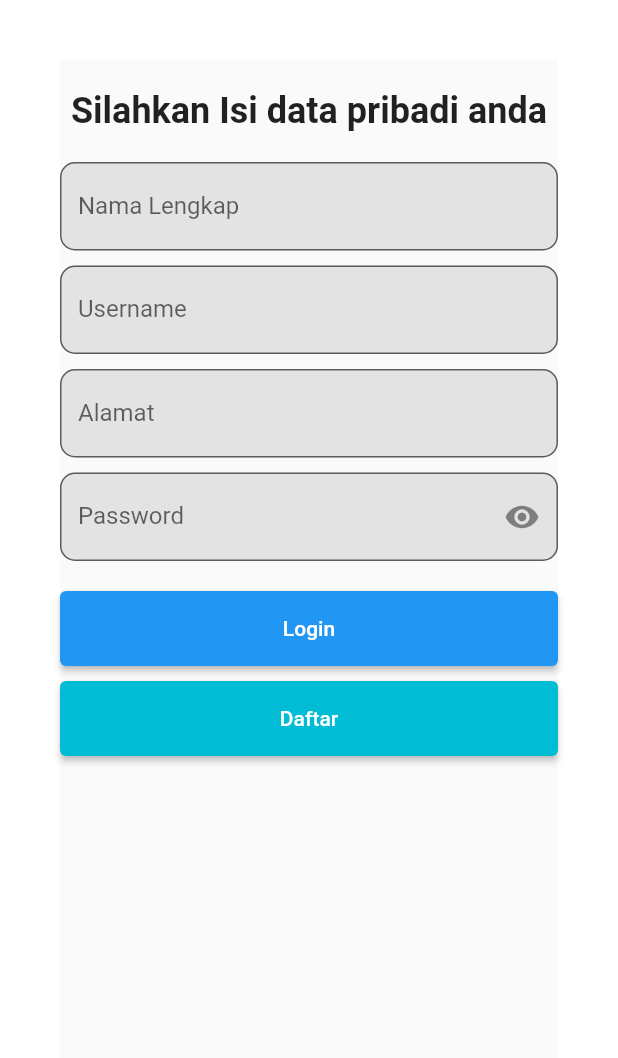
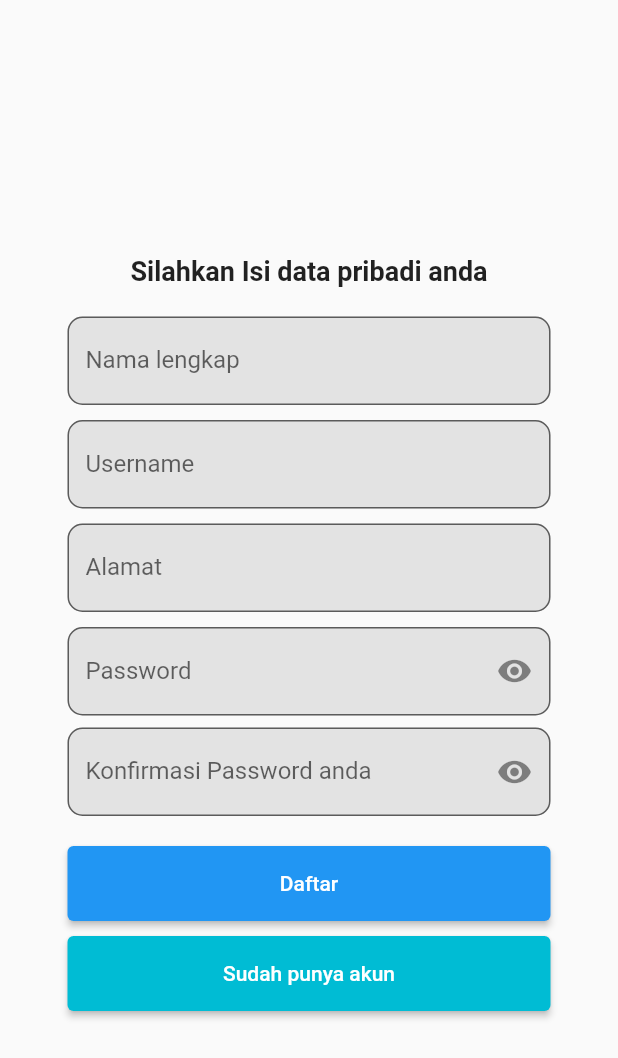
Before and after one commit to tiasMardiansyah/foodXYZ-Flutter, a Flutter app: the screen it shows after launch, after a tap on "Login", after a tap on "Daftar", on a phone screen of 412 x 824 dp. Shown: the top 1058 px of the screen. Run offline on Flutter 3.47's test engine with Material 2 defaults, Android fonts, the phone set to English and light mode, and no system bars.

Commit message:
commit on 'master'

```diff
--- /dev/null
+++ b/lib/app.dart
@@ -0,0 +1,13 @@
+import 'package:flutter/material.dart';
+import 'package:food_xyz_project/app/auth/screens/login.screen.dart';
+
+class MyApp extends StatelessWidget {
+  const MyApp({super.key});
+
+  @override
+  Widget build(BuildContext context) {
+    return const MaterialApp(
+      home:LoginScreen(),
+    );
+  }
+}
--- /dev/null
+++ b/lib/app/auth/screens/daftar.screen.dart
@@ -0,0 +1,133 @@
+import 'package:flutter/material.dart';
+import 'package:food_xyz_project/app/auth/widgets/custom_password_form.widget.dart';
+import 'package:food_xyz_project/app/auth/widgets/custom_text_form.widget.dart';
+
+class DaftarScreen extends StatelessWidget {
+  const DaftarScreen({super.key});
+
+  @override
+  Widget build(context) {
+    return const Scaffold(
+      body: Center(
+        child: Padding(
+          padding: EdgeInsets.all(45),
+          child: SingleChildScrollView(
+            child: FormHandler(),
+          ),
+        ),
+      ),
+    );
+  }
+}
+
+class FormHandler extends StatefulWidget {
+  const FormHandler({super.key});
+
+  @override
+  State<FormHandler> createState() => _FormHandlerState();
+}
+
+class _FormHandlerState extends State<FormHandler> {
+  final GlobalKey<FormState> _daftarFormKey = GlobalKey<FormState>();
+  final namaLengkapController = TextEditingController();
+  final usernameController = TextEditingController();
+  final alamatController = TextEditingController();
+  final passwordController = TextEditingController();
+  final passwordConfirmationController = TextEditingController();
+
+  @override
+  void dispose() {
+    namaLengkapController.dispose();
+    usernameController.dispose();
+    alamatController.dispose();
+    passwordController.dispose();
+    passwordConfirmationController.dispose();
+    super.dispose();
+  }
+
+
+  @override
+  Widget build(context) {
+    return Form(
+      key: _daftarFormKey,
+      child: Column(
+        children: [
+          const Padding(
+            padding: EdgeInsets.only(top: 20.0, bottom: 20.0),
+            child: Text(
+              'Silahkan Isi data pribadi anda',
+              style: TextStyle(
+                fontSize: 18,
+                fontWeight: FontWeight.bold,
+              ),
+            ),
+          ),
+          Padding(
+            padding: const EdgeInsets.only(bottom: 10.0),
+            child: CustomTextFormField(
+              displayText: 'Nama lengkap',
+              errorMessage: 'Nama lengkap harus diisi',
+              controller: namaLengkapController,
+            ),
+          ),
+          Padding(
+            padding: const EdgeInsets.only(bottom: 10.0),
+            child: CustomTextFormField(
+              displayText: 'Username',
+              errorMessage: 'Username harus diisi',
+              controller: namaLengkapController,
+            ),
+          ),
+          Padding(
+            padding: const EdgeInsets.only(bottom: 10.0),
+            child: CustomTextFormField(
+              displayText: 'Alamat',
+              errorMessage: 'Alamat harus diisi',
+              controller: alamatController,
+            ),
+          ),
+          Padding(
+            padding: const EdgeInsets.only(bottom: 8.0),
+            child: CustomPasswordFormField(
+              controller: passwordController,
+            ),
+          ),
+          Padding(
+            padding: const EdgeInsets.only(bottom: 20.0),
+            child: CustomPasswordFormField(
+              displayText: 'Konfirmasi Password anda',
+              controller: passwordConfirmationController,
+            ),
+          ),
+          Padding(
+            padding: const EdgeInsets.only(bottom: 10.0),
+            child: ElevatedButton(
+              style: ElevatedButton.styleFrom(
+                backgroundColor: Colors.blue,
+                foregroundColor: Colors.white,
+                minimumSize: const Size.fromHeight(50),
+              ),
+              onPressed: () {
+                if (_daftarFormKey.currentState!.validate()) {
+
+                }
+              },
+              child: const Text('Daftar'),
+            ),
+          ),
+          ElevatedButton(
+            style: ElevatedButton.styleFrom(
+              backgroundColor: Colors.cyan,
+              foregroundColor: Colors.white,
+              minimumSize: const Size.fromHeight(50),
+            ),
+            onPressed: () {
+              Navigator.pop(context);
+            },
+            child: const Text('Sudah punya akun'),
+          ),
+        ],
+      ),
+    );
+  }
+}
--- a/lib/screens/login_screen.dart
+++ b/lib/app/auth/screens/login.screen.dart
@@ -1,6 +1,26 @@
 import 'package:flutter/material.dart';
-import 'package:food_xyz_project/custom_widget.dart';
-import 'package:food_xyz_project/screens/daftar_screen.dart';
+import 'package:food_xyz_project/app/home/pages/invoice.screen.dart';
+import 'package:food_xyz_project/app/auth/widgets/custom_password_form.widget.dart';
+import 'package:food_xyz_project/app/auth/screens/daftar.screen.dart';
+import 'package:food_xyz_project/app/auth/widgets/custom_text_form.widget.dart';
+
+class LoginScreen extends StatelessWidget {
+  const LoginScreen({super.key});
+
+  @override
+  Widget build(BuildContext context) {
+    return const Scaffold(
+      body: Center(
+        child: Padding(
+          padding: EdgeInsets.all(45),
+          child: SingleChildScrollView(
+            child: LoginForm(),
+          ),
+        ),
+      ),
+    );
+  }
+}
 
 class LoginForm extends StatefulWidget {
   const LoginForm({super.key});
@@ -11,10 +31,8 @@ class LoginForm extends StatefulWidget {
 
 class _LoginFormState extends State<LoginForm> {
   final GlobalKey<FormState> _formkey = GlobalKey<FormState>();
-
-  void _submitForm() {
-
-  }
+  final usernameController = TextEditingController();
+  final passwordController = TextEditingController();
 
   @override
   Widget build(BuildContext context) {
@@ -23,7 +41,7 @@ class _LoginFormState extends State<LoginForm> {
       child: Column(
         children: [
           Image.asset(
-            'assets/images/fast_food.png',
+            'lib/app/assets/images/fast_food.png',
             width: 125,
           ),
           const Padding(
@@ -38,29 +56,20 @@ class _LoginFormState extends State<LoginForm> {
           ),
           Padding(
             padding: const EdgeInsets.only(bottom: 10.0),
-            child: TextFormField(
-              decoration: const InputDecoration(
-                labelText: 'Username',
-                filled: true,
-                fillColor: Color.fromARGB(199, 221, 221, 221),
-                border: OutlineInputBorder(
-                  borderRadius: BorderRadius.all(Radius.circular(10)),
-                ),
-              ),
-              validator: (String? value) {
-                if (value == null || value.isEmpty) {
-                  return 'Username Harus Diisi';
-                }
-                return null;
-              },
+            child: CustomTextFormField(
+              displayText: 'Username',
+              errorMessage: 'Username harus diisi',
+              controller: usernameController,
             ),
           ),
-          const Padding(
-            padding: EdgeInsets.only(bottom: 20.0),
-            child: PasswordTextFormField(),
+          Padding(
+            padding: const EdgeInsets.only(bottom: 20.0),
+            child: CustomPasswordFormField(
+              controller: passwordController,
+            ),
           ),
           Padding(
-            padding: const EdgeInsets.only(bottom:10.0),
+            padding: const EdgeInsets.only(bottom: 10.0),
             child: ElevatedButton(
               style: ElevatedButton.styleFrom(
                 backgroundColor: Colors.blue,
@@ -69,7 +78,12 @@ class _LoginFormState extends State<LoginForm> {
               ),
               onPressed: () {
                 if (_formkey.currentState!.validate()) {
-                  //lakukan sesuatu
+                  Navigator.push(
+                    context,
+                    MaterialPageRoute(
+                      builder: (context) => const InvoiceScreen(),
+                    ),
+                  );
                 }
               },
               child: const Text('Login'),
@@ -82,7 +96,10 @@ class _LoginFormState extends State<LoginForm> {
               minimumSize: const Size.fromHeight(50),
             ),
             onPressed: () {
-              Navigator.push(context, MaterialPageRoute(builder: (context) => const DaftarScreen()));
+              Navigator.push(
+                  context,
+                  MaterialPageRoute(
+                      builder: (context) => const DaftarScreen()));
             },
             child: const Text('Daftar'),
           ),
--- /dev/null
+++ b/lib/app/auth/widgets/custom_password_form.widget.dart
@@ -0,0 +1,55 @@
+import 'package:flutter/material.dart';
+
+class CustomPasswordFormField extends StatefulWidget {
+  const CustomPasswordFormField({
+    super.key,
+    this.controller,
+    this.displayText = 'Password',
+    this.errorMessage = 'Password harus diisi',
+  });
+
+  final String? errorMessage;
+  final String? displayText;
+  final TextEditingController? controller;
+
+  @override
+  State<StatefulWidget> createState() => _CustomPasswordFormFieldState();
+}
+
+class _CustomPasswordFormFieldState extends State<CustomPasswordFormField> {
+  bool _isPasswordHidden = true;
+
+  @override
+  Widget build(BuildContext context) {
+    return TextFormField(
+      obscureText: _isPasswordHidden,
+      controller: widget.controller,
+      decoration: _passwordFormFieldDecoration(),
+      validator: (value) {
+        if (value == null || value.isEmpty) {
+          return widget.errorMessage;
+        }
+        return null;
+      },
+    );
+  }
+
+  InputDecoration _passwordFormFieldDecoration() {
+    return InputDecoration(
+      labelText: widget.displayText,
+      filled: true,
+      fillColor: const Color.fromARGB(200, 221, 221, 221),
+      border: const OutlineInputBorder(
+        borderRadius: BorderRadius.all(
+          Radius.circular(10),
+        ),
+      ),
+      suffixIcon: IconButton(
+        icon: Icon(_isPasswordHidden ? Icons.visibility : Icons.visibility_off),
+        onPressed: () => setState(() {
+          _isPasswordHidden = !_isPasswordHidden;
+        }),
+      ),
+    );
+  }
+}
--- /dev/null
+++ b/lib/app/auth/widgets/custom_text_form.widget.dart
@@ -0,0 +1,43 @@
+import 'package:flutter/material.dart';
+
+class CustomTextFormField extends StatefulWidget {
+  const CustomTextFormField({
+    super.key,
+    this.controller,
+    this.displayText = 'Form',
+    this.errorMessage = 'Form harus diisi',
+  });
+
+  final String? errorMessage;
+  final String? displayText;
+  final TextEditingController? controller;
+
+  @override
+  State<StatefulWidget> createState() => _CustomTextFormFieldState();
+}
+
+class _CustomTextFormFieldState extends State<CustomTextFormField> {
+  @override
+  Widget build(BuildContext context) {
+    return TextFormField(
+        controller: widget.controller,
+        decoration: _textFormFieldDecoration(),
+        validator: (value) {
+          if (value == null || value.isEmpty) {
+            return widget.errorMessage;
+          }
+          return null;
+        });
+  }
+
+  InputDecoration _textFormFieldDecoration() {
+    return InputDecoration(
+      labelText: widget.displayText,
+      filled: true,
+      fillColor: const Color.fromARGB(199, 221, 221, 221),
+      border: OutlineInputBorder(
+        borderRadius: BorderRadius.circular(10.0),
+      ),
+    );
+  }
+}
--- /dev/null
+++ b/lib/app/home/pages/invoice.screen.dart
@@ -0,0 +1,33 @@
+import 'package:flutter/material.dart';
+
+class InvoiceScreen extends StatelessWidget {
+  const InvoiceScreen({super.key});
+
+  @override
+  Widget build(BuildContext context) {
+    return Scaffold(
+      backgroundColor: const Color.fromARGB(255, 223, 223, 223),
+      appBar: AppBar(
+        centerTitle: true,
+        backgroundColor: Colors.white,
+        elevation: 0,
+        titleTextStyle: const TextStyle(
+          fontSize: 18,
+          fontWeight: FontWeight.bold,
+          color: Colors.black,
+        ),
+
+        leading: IconButton(
+          icon: const Icon(
+            Icons.arrow_back,
+            color: Colors.black,
+          ),
+          onPressed: () {
+            Navigator.pop(context);
+          },
+        ),
+        title: const Text('Invoice'),
+      ),
+    );
+  }
+}
--- a/lib/custom_widget.dart
+++ /dev/null
@@ -1,44 +0,0 @@
-import 'package:flutter/material.dart';
-
-class PasswordTextFormField extends StatefulWidget {
-
-  final String displayText;
-  const PasswordTextFormField({super.key, this.displayText = 'password'});
-
-  @override
-  State<StatefulWidget> createState() => _PasswordTextFormFieldState();
-}
-
-class _PasswordTextFormFieldState extends State<PasswordTextFormField> {
-  bool _isPasswordHidden = true;
-
-  @override
-  Widget build(BuildContext context) {
-    return TextFormField(
-      obscureText: _isPasswordHidden,
-      decoration: InputDecoration(
-        labelText : 'Password',
-        filled: true,
-        fillColor: const Color.fromARGB(199, 221, 221, 221),
-        border: const OutlineInputBorder(
-          borderRadius: BorderRadius.all(
-            Radius.circular(10),
-          ),
-        ),
-        suffixIcon: IconButton(
-          icon:
-              Icon(_isPasswordHidden ? Icons.visibility : Icons.visibility_off),
-          onPressed: () => setState(() {
-            _isPasswordHidden = !_isPasswordHidden;
-          })
-        ),
-      ),
-      validator: (String? value) {
-        if (value == null || value.isEmpty) {
-          return 'Password Harus diisi';
-        }
-        return null;
-      },
-    );
-  }
-}
--- a/lib/main.dart
+++ b/lib/main.dart
@@ -1,26 +1,6 @@
 import 'package:flutter/material.dart';
-import 'package:food_xyz_project/screens/login_screen.dart';
+import 'package:food_xyz_project/app.dart';
 
 void main() {
   runApp(const MyApp());
 }
-
-class MyApp extends StatelessWidget {
-  const MyApp({super.key});
-
-  @override
-  Widget build(BuildContext context) {
-    return const MaterialApp(
-
-      home: Scaffold(
-          body: Center(
-        child: Padding(
-          padding: EdgeInsets.all(45),
-          child: SingleChildScrollView(
-            child: LoginForm(),
-          ),
-        ),
-      )),
-    );
-  }
-}
--- a/lib/screens/daftar_screen.dart
+++ /dev/null
@@ -1,137 +0,0 @@
-import 'package:flutter/material.dart';
-import 'package:food_xyz_project/custom_widget.dart';
-
-class DaftarScreen extends StatelessWidget {
-  const DaftarScreen({super.key});
-
-  @override
-  Widget build(context) {
-    return const MaterialApp(
-      home: Padding(
-        padding: EdgeInsets.all(40.0),
-        child: Scaffold(
-          body: FormHandler(),
-        ),
-      ),
-    ) ;
-  }
-}
-
-class FormHandler extends StatefulWidget {
-  const FormHandler({super.key});
-
-  @override
-  State<FormHandler> createState() => _FormHandlerState();
-}
-
-class _FormHandlerState extends State<FormHandler> {
-  final GlobalKey<FormState> _daftarFormKey= GlobalKey<FormState>();
-  @override
-  Widget build(context) {
-    return Form(
-      key: _daftarFormKey,
-      child: Column(
-        children: [
-          const Padding(
-            padding: EdgeInsets.only(top: 20.0, bottom: 20.0),
-            child: Text(
-              'Silahkan Isi data pribadi anda',
-              style: TextStyle(
-                fontSize: 24,
-                fontWeight: FontWeight.bold,
-              ),
-            ),
-          ),
-          Padding(
-            padding: const EdgeInsets.only(bottom: 10.0),
-            child: TextFormField(
-              decoration: const InputDecoration(
-                labelText: 'Nama Lengkap',
-                filled: true,
-                fillColor: Color.fromARGB(199, 221, 221, 221),
-                border: OutlineInputBorder(
-                  borderRadius: BorderRadius.all(Radius.circular(10)),
-                ),
-              ),
-              validator: (String? value) {
-                if (value == null || value.isEmpty) {
-                  return 'Nama Lengkap Harus Diisi';
-                }
-                return null;
-              },
-            ),
-          ),
-          Padding(
-            padding: const EdgeInsets.only(bottom: 10.0),
-            child: TextFormField(
-              decoration: const InputDecoration(
-                labelText: 'Username',
-                filled: true,
-                fillColor: Color.fromARGB(199, 221, 221, 221),
-                border: OutlineInputBorder(
-                  borderRadius: BorderRadius.all(Radius.circular(10)),
-                ),
-              ),
-              validator: (String? value) {
-                if (value == null || value.isEmpty) {
-                  return 'Username Harus Diisi';
-                }
-                return null;
-              },
-            ),
-          ),
-          Padding(
-            padding: const EdgeInsets.only(bottom: 10.0),
-            child: TextFormField(
-              decoration: const InputDecoration(
-                labelText: 'Alamat',
-                filled: true,
-                fillColor: Color.fromARGB(199, 221, 221, 221),
-                border: OutlineInputBorder(
-                  borderRadius: BorderRadius.all(Radius.circular(10)),
-                ),
-              ),
-              validator: (String? value) {
-                if (value == null || value.isEmpty) {
-                  return 'Alamat Harus Diisi';
-                }
-                return null;
-              },
-            ),
-          ),
-          const Padding(
-            padding: EdgeInsets.only(bottom: 20.0),
-            child: PasswordTextFormField(),
-          ),
-          Padding(
-            padding: const EdgeInsets.only(bottom:10.0),
-            child: ElevatedButton(
-              style: ElevatedButton.styleFrom(
-                backgroundColor: Colors.blue,
-                foregroundColor: Colors.white,
-                minimumSize: const Size.fromHeight(50),
-              ),
-              onPressed: () {
-                if (_daftarFormKey.currentState!.validate()) {
-                  //lakukan sesuatu
-                }
-              },
-              child: const Text('Login'),
-            ),
-          ),
-          ElevatedButton(
-            style: ElevatedButton.styleFrom(
-              backgroundColor: Colors.cyan,
-              foregroundColor: Colors.white,
-              minimumSize: const Size.fromHeight(50),
-            ),
-            onPressed: () {
-              Navigator.pop(context);
-            },
-            child: const Text('Daftar'),
-          ),
-        ],
-      ),
-    );
-  }
-}
--- a/pubspec.yaml
+++ b/pubspec.yaml
@@ -60,7 +60,7 @@ flutter:
 
   # To add assets to your application, add an assets section, like this:
   assets:
-    - assets/images/fast_food.png
+    - lib/app/assets/images/fast_food.png
 
   # An image asset can refer to one or more resolution-specific "variants", see
   # https://flutter.dev/assets-and-images/#resolution-aware
```
Also changed, not shown: lib/app/assets/images/fast_food.png (renamed from assets/images/fast_food.png), 2 other files.
